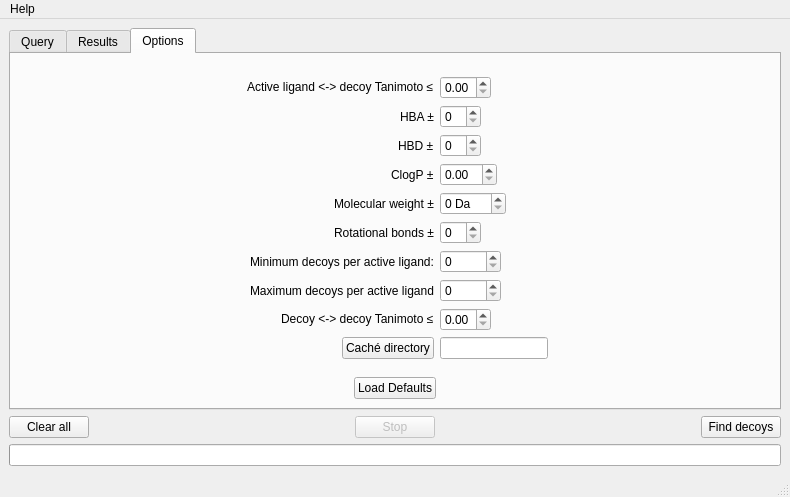
Before: the Qt Designer form MainWindow.ui in URV-cheminformatics/DecoyFinder, drawn with Qt 5.
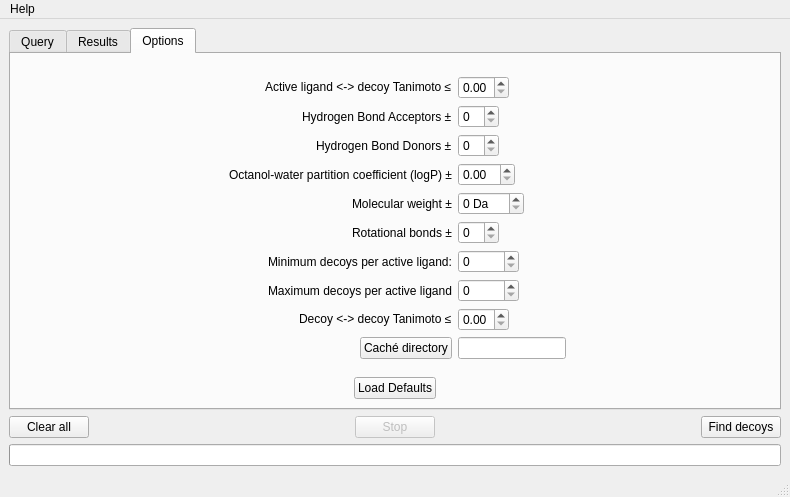
After: the same form once the commit is applied. The open tabs and pages were chosen to show the change.

The edit to the form file:
```diff
--- a/MainWindow.ui
+++ b/MainWindow.ui
@@ -531,7 +531,7 @@
           <item row="1" column="0">
            <widget class="QLabel" name="hBALabel_2">
             <property name="text">
-             <string>HBA ±</string>
+             <string>Hydrogen Bond Acceptors ±</string>
             </property>
            </widget>
           </item>
@@ -541,7 +541,7 @@
           <item row="2" column="0">
            <widget class="QLabel" name="hBDLabel">
             <property name="text">
-             <string>HBD ±</string>
+             <string>Hydrogen Bond Donors ±</string>
             </property>
            </widget>
           </item>
@@ -551,7 +551,7 @@
           <item row="3" column="0">
            <widget class="QLabel" name="clogPLabel">
             <property name="text">
-             <string>ClogP ±</string>
+             <string>Octanol-water partition coefficient (logP) ±</string>
             </property>
            </widget>
           </item>
```
Left out of the diff: 6 changed lines with no effect on the pictures.
